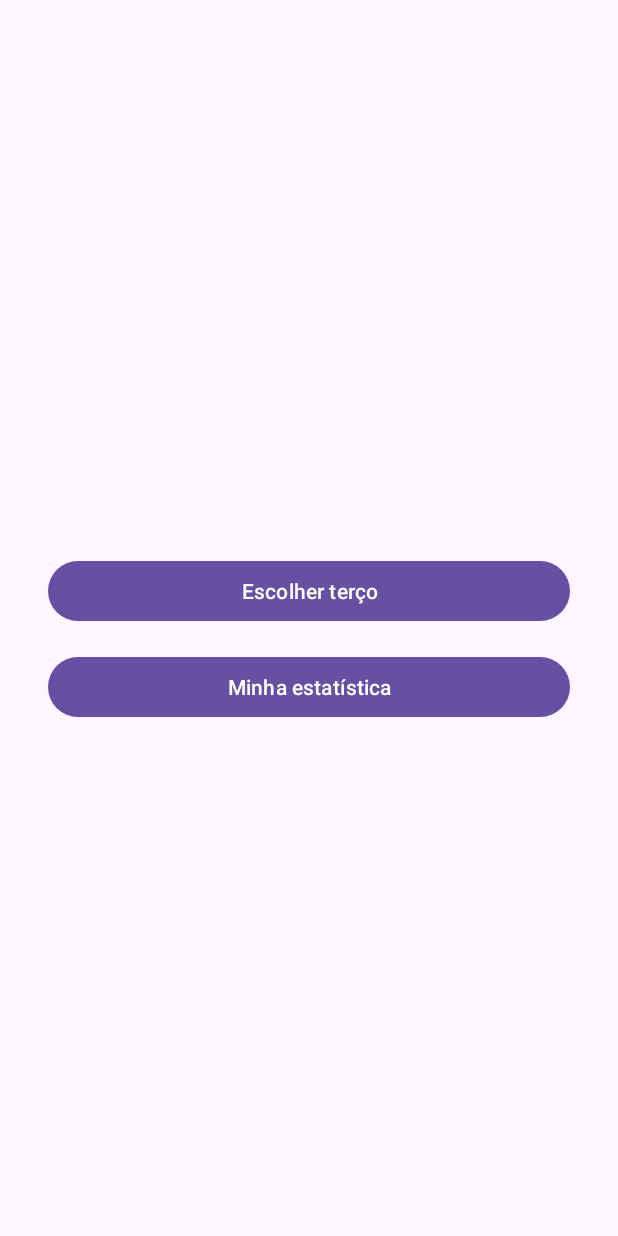
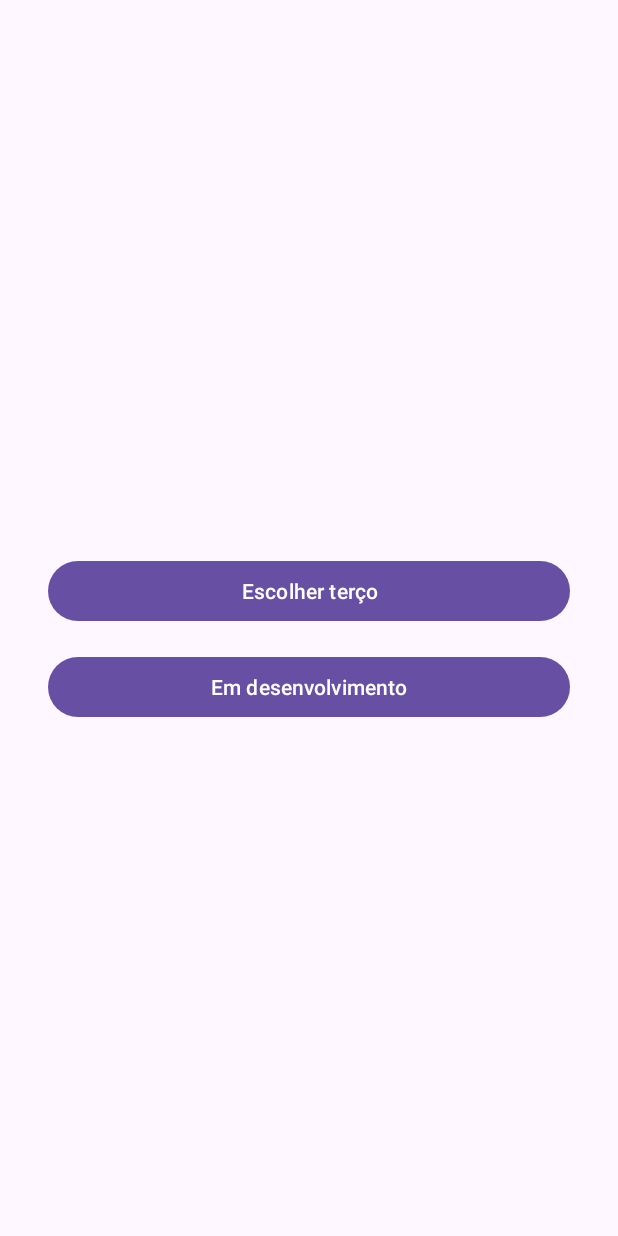
Before and after one commit to psifabiohenrique/MinhasOracoesCatolicas, an Android app: the screen it shows after launch (MainActivity), on a phone screen of 412 x 824 dp. Run offline under Robolectric (Android 15) with nearby library versions, the phone set to English and light mode, and no system bars.

Commit message:
Correções no texto das orações e mudança na string minhas estatísticas

```diff
--- a/app/src/main/java/com/example/minhasoracoes/Oracao.kt
+++ b/app/src/main/java/com/example/minhasoracoes/Oracao.kt
@@ -17,8 +17,8 @@ val paiNosso = Oracao("Pai Nosso", "Pai Nosso que estais no céu, santificado se
 val aveMaria = Oracao("Ave Maria", "Ave Maria, cheia de graça, o Senhor é convosco, bendita sois Vós entre as mulheres, bendito é o fruto em Vosso ventre, Jesus. Santa Maria Mãe de Deus, rogai por nós, os pecadores, agora e na hora de nossa morte. Amém.")
 val sinalDaCruz = Oracao("Sinal da Cruz", "Em nome do Pai, do Filho e do Espírito Santo. Amem.")
 val oferecimento = Oracao("Oferecimento do Terço", "Divino Jesus, nós Vos oferecemos este terço que vamos rezar, meditando nos mistérios da Vossa Redenção. Concedei-nos, por intercessão da Virgem Maria, Mãe de Deus e nossa Mãe, as virtudes que nos são necessárias para bem rezá-lo e a graça de ganharmos as indulgências desta santa devoção.")
-val credo = Oracao("Credo", "Creio em Deus Pai Todo-Poderoso, Criador do Céu e da Terra; e em Jesus Cristo, Seu único Filho, Nosso Senhor; Que foi concebido pelo poder do Espírito Santo. Nasceu da Virgem Maria, padeceu sob Pôncio Pilatos, foi crucificado, morto, sepultado; desceu a mansão dos mortos. Ressuscitou no terceiro dia. Subiu ao Céu, onde está sentado à direita de Deus Pai Todo-Poderoso, de onde há-de vir a julgar os vivos e os mortos. Creio no Espírito Santo, na Santa Igreja Católica, na Comunhão dos Santos, na remissão dos pecados, na ressurreição da carne, na vida eterna. Amem.")
-val gloria = Oracao("Glória", "Glória ao Pai, ao Filho e ao Espírito Santo. Assim como era no princípio, agora e sempre. Amem. \n \n Ó meu Jesus, perdoai-nos e livrai-nos do fogo do inferno; levai as almas todas para o Céu, principalmente as que mais precisarem de Vossa misericórdia.")
+val credo = Oracao("Credo", "Creio em Deus Pai Todo-Poderoso, Criador do Céu e da Terra; e em Jesus Cristo, Seu único Filho, Nosso Senhor; Que foi concebido pelo poder do Espírito Santo. Nasceu da Virgem Maria, padeceu sob Pôncio Pilatos, foi crucificado, morto, sepultado; desceu a mansão dos mortos. Ressuscitou no terceiro dia. Subiu ao Céu, onde está sentado à direita de Deus Pai Todo-Poderoso, de onde há-de vir a julgar os vivos e os mortos. Creio no Espírito Santo, na Santa Igreja Católica, na Comunhão dos Santos, na remissão dos pecados, na ressurreição da carne, na vida eterna. Amém.")
+val gloria = Oracao("Glória", "Glória ao Pai, ao Filho e ao Espírito Santo. Assim como era no princípio, agora e sempre. Amem. \n \n Ó meu Jesus, perdoai-nos e livrai-nos do fogo do inferno; levai as almas todas para o Céu e socorrei principalmente as que mais precisarem de Vossa misericórdia.")
 val ohMeuJesus = Oracao("Oh Meu Jesus", "")
 val salveRainha = Oracao("Salve Rainha", "Salve, Rainha, Mãe de Misericórdia, vida, doçura e esperança nossa, Salve. A Vós bradamos, os degredados filhos de Eva. A Vós suspiramos, gemendo e chorando neste vale de lágrimas. Eia, pois, Advogada nossa, esses Vossos olhos misericordiosos a nós volvei; e depois deste desterro mostrai-nos Jesus, bendito o Fruto do Vosso ventre. Ó clemente, ó piedosa, ó doce sempre Virgem Maria. Rogai por nós, Santa Mãe de Deus, Para que sejamos dignos das promessas de Cristo. Amem")
 val agradecimento = Oracao("Agradecimentos", "Infinitas graças vos damos, ó Soberana Rainha, pelos benefícios que todos os dias recebemos de vossas mãos liberais. Dignai-vos, agora e para sempre tomar-nos debaixo do vosso poderoso amparo e para mais vos agradecer, vos saudamos com uma Salve Rainha:")
--- a/app/src/main/res/values/strings.xml
+++ b/app/src/main/res/values/strings.xml
@@ -1,7 +1,8 @@
 <resources>
     <string name="app_name">MinhasOracoes</string>
     <string name="escolher_terco">Escolher terço</string>
-    <string name="minha_estatistica">Minha estatística</string>
+<!--    String do botão de minha estatística  -->
+    <string name="minha_estatistica">Em desenvolvimento</string>
     <string name="doloroso">Doloroso</string>
     <string name="gozoso">Gozoso</string>
     <string name="luminoso">Luminoso</string>
--- a/gradle/libs.versions.toml
+++ b/gradle/libs.versions.toml
@@ -1,5 +1,5 @@
 [versions]
-agp = "8.6.0"
+agp = "8.8.0"
 kotlin = "1.9.0"
 coreKtx = "1.10.1"
 junit = "4.13.2"
```
Also changed, not shown: gradle/wrapper/gradle-wrapper.properties.
